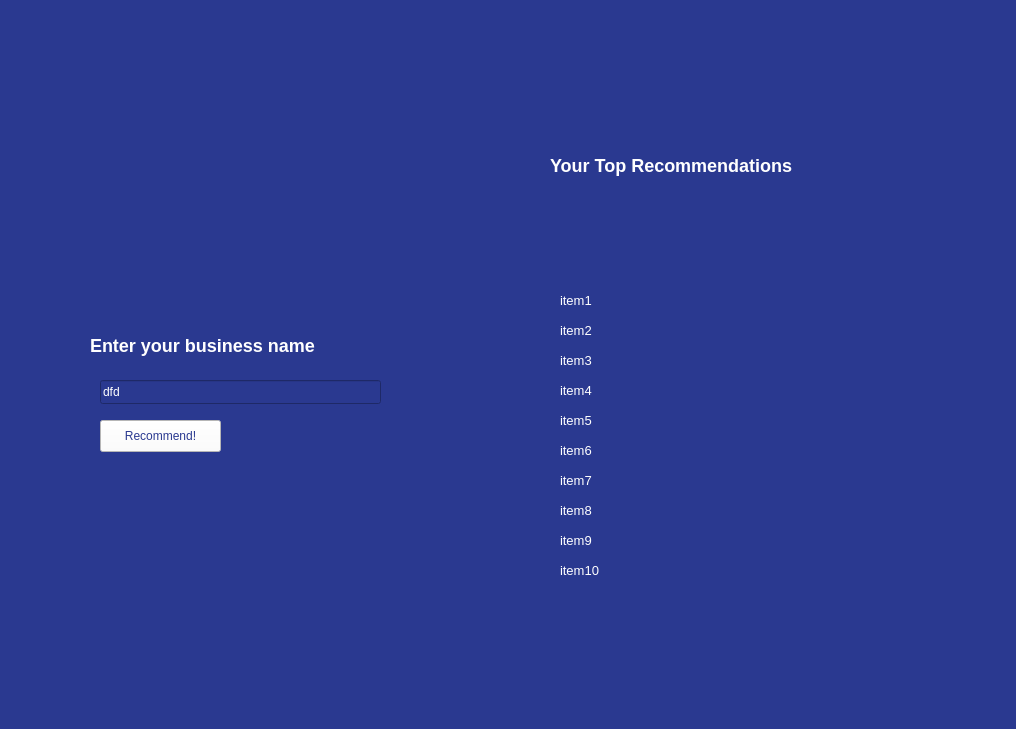
therogerwang/rd-2021, file frontend/layout.ui: the form before one commit.
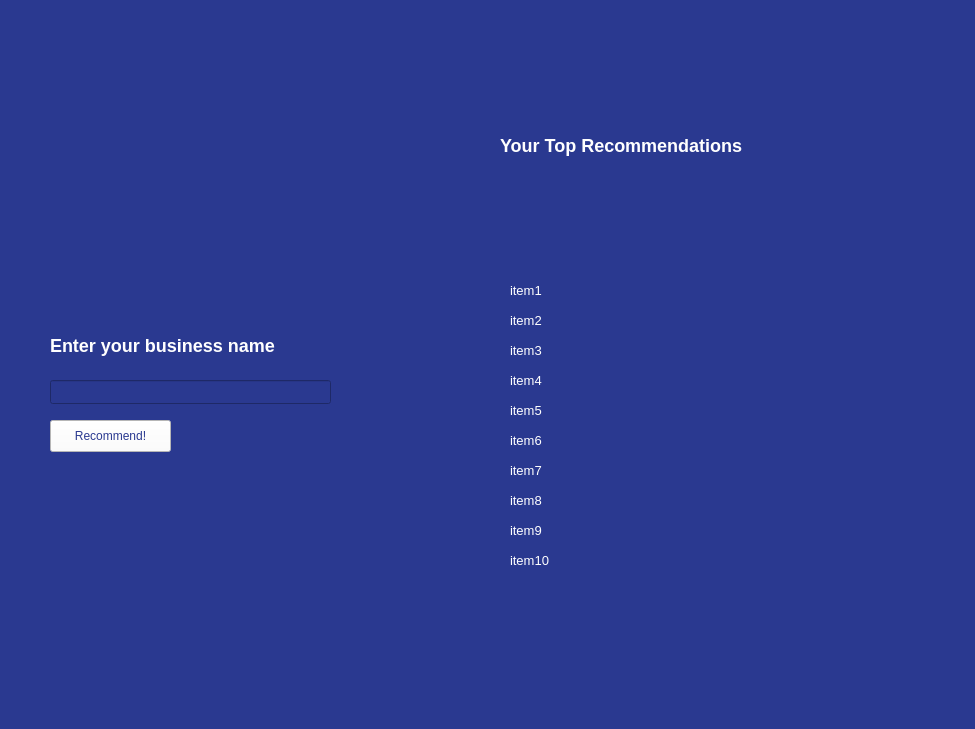
The form after the commit. Icons and pictures are not drawn.

The edit to the form file:
```diff
--- a/frontend/layout.ui
+++ b/frontend/layout.ui
@@ -6,7 +6,7 @@
    <rect>
     <x>0</x>
     <y>0</y>
-    <width>1016</width>
+    <width>975</width>
     <height>729</height>
    </rect>
   </property>
@@ -36,7 +36,7 @@
    <widget class="QLabel" name="label_2">
     <property name="geometry">
      <rect>
-      <x>90</x>
+      <x>50</x>
       <y>330</y>
       <width>321</width>
       <height>31</height>
@@ -52,7 +52,7 @@
    <widget class="QLineEdit" name="lineEdit">
     <property name="geometry">
      <rect>
-      <x>100</x>
+      <x>50</x>
       <y>380</y>
       <width>281</width>
       <height>24</height>
@@ -62,14 +62,14 @@
      <string notr="true">color:rgb(255, 255, 255)</string>
     </property>
     <property name="text">
-     <string>dfd</string>
+     <string/>
     </property>
    </widget>
    <widget class="QLabel" name="label_3">
     <property name="geometry">
      <rect>
-      <x>550</x>
-      <y>150</y>
+      <x>500</x>
+      <y>130</y>
       <width>341</width>
       <height>31</height>
      </rect>
@@ -84,8 +84,8 @@
    <widget class="QLabel" name="label_4">
     <property name="geometry">
      <rect>
-      <x>560</x>
-      <y>210</y>
+      <x>510</x>
+      <y>200</y>
       <width>341</width>
       <height>451</height>
      </rect>
@@ -100,7 +100,7 @@
    <widget class="QPushButton" name="pushButton">
     <property name="geometry">
      <rect>
-      <x>100</x>
+      <x>50</x>
       <y>420</y>
       <width>121</width>
       <height>32</height>
```
Left out of the diff: 2 changed lines with no effect on the pictures.
